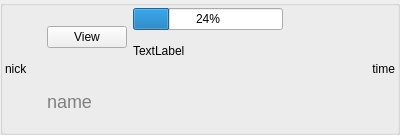
Qt form src/yappari-application/Gui/ui/chatimageitem.ui (agamez/yappari) before a commit.
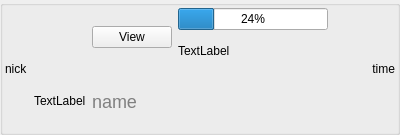
The same form after that commit.

Commit message: chatimageitem.ui: place imageCaption below image

The edit to the form file:
```diff
--- a/src/yappari-application/Gui/ui/chatimageitem.ui
+++ b/src/yappari-application/Gui/ui/chatimageitem.ui
@@ -43,6 +43,8 @@
        </widget>
       </item>
       <item>
+       <layout class="QVBoxLayout" name="verticalLayout_3">
+        <item>
        <widget class="QLabel" name="image">
         <property name="sizePolicy">
          <sizepolicy hsizetype="Minimum" vsizetype="Minimum">
@@ -54,6 +56,15 @@
          <string/>
         </property>
        </widget>
+        </item>
+        <item>
+         <widget class="QLabel" name="imageCaption">
+          <property name="text">
+           <string>TextLabel</string>
+          </property>
+         </widget>
+        </item>
+       </layout>
       </item>
       <item>
        <layout class="QVBoxLayout" name="verticalLayout_2">
```
Lines whose indentation alone changed are shown as unchanged.
